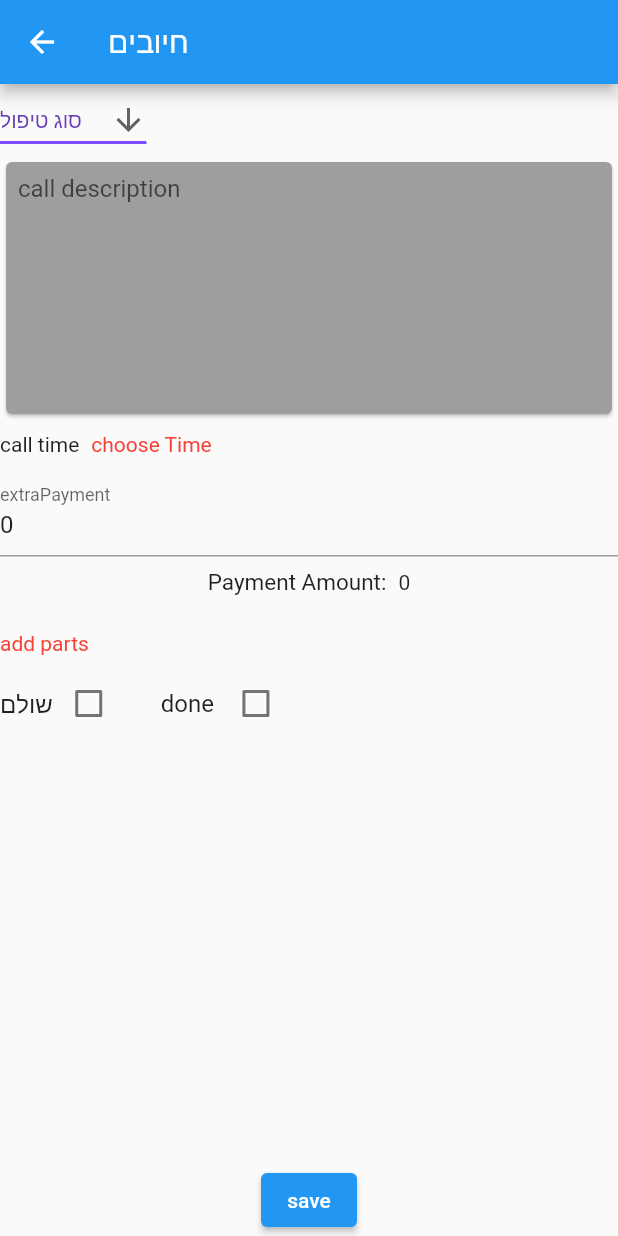
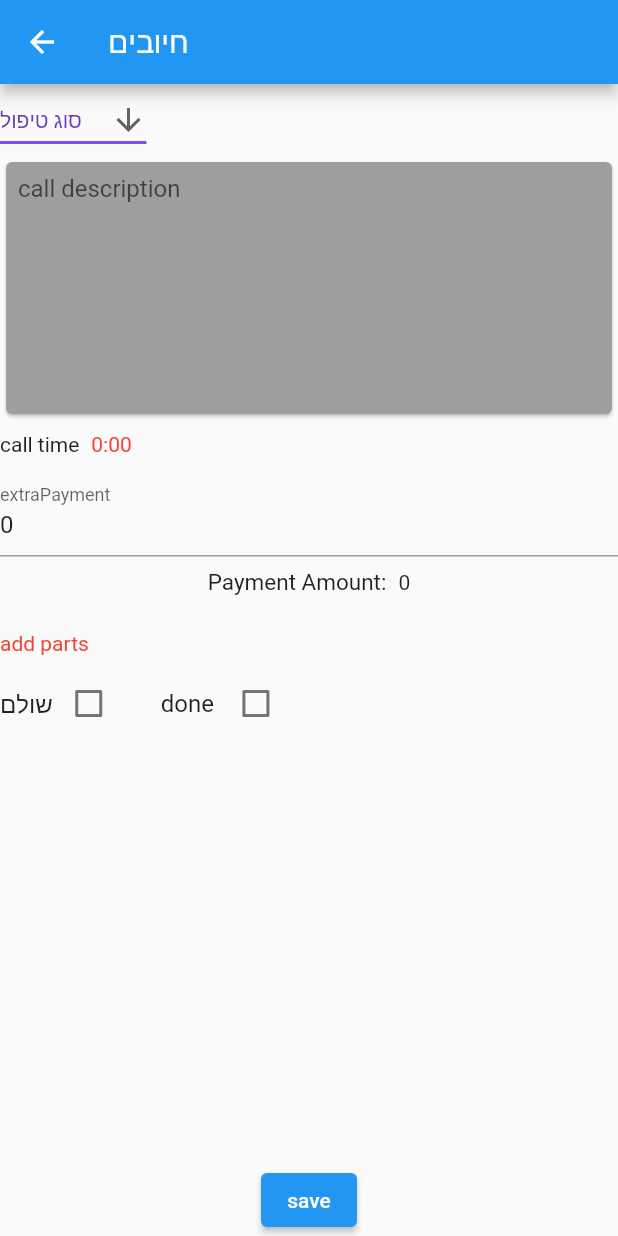
Before and after one commit to yosih48/clients-flutter, a Flutter app: the actions screen opened by its route, on a phone screen of 412 x 824 dp. Run offline on Flutter 3.47's test engine with Material 2 defaults, Android fonts, the phone set to English and light mode, and no system bars; our stand-ins replace cloud_firestore, firebase_auth, firebase_core, flutter_slidable, fluttertoast, pin_code_fields and 4 more; accounts and stored records are empty; generated files the repository leaves out were written again; network calls fail.

Commit message:
default _timeC 0:00

```diff
--- a/lib/screens/actions.dart
+++ b/lib/screens/actions.dart
@@ -192,7 +192,7 @@ class _callState extends State<call> {
     // print('widget.data   ${widget.data}');
   }
 
-  final _timeC = TextEditingController();
+  final _timeC = TextEditingController(text: '0:00');
   TimeOfDay timeOfDay = TimeOfDay.now();
 
   Future<void> _displayDialog() async {
@@ -726,7 +726,7 @@ class _callState extends State<call> {
                 void resetForm() {
                   // Clear text fields
                   _callDetailsController.text = '';
-                  _timeC.text = '';
+                  _timeC.text = '0:00';
 
                   // Reset checkbox value
                   _checkboxValue = false;
```
